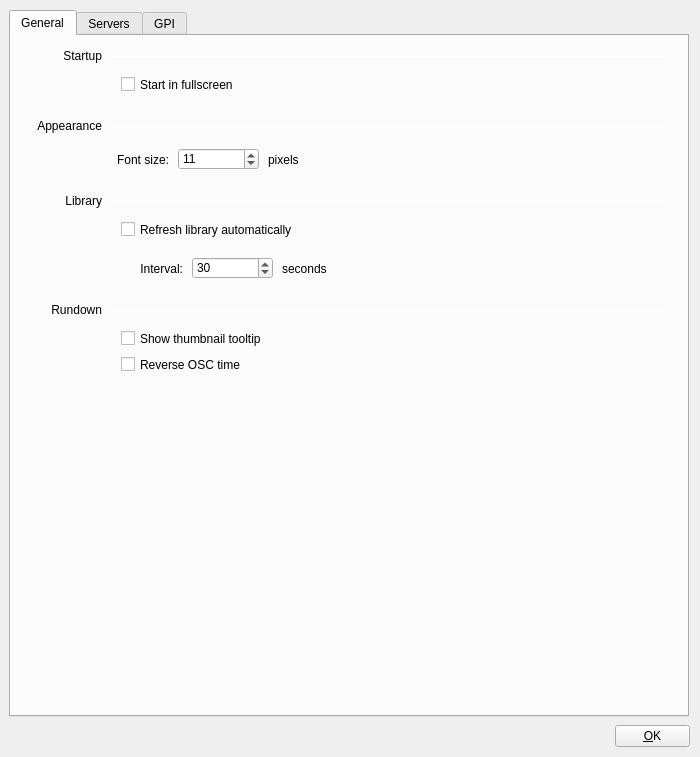
Before: the Qt Designer form src/Widgets/SettingsDialog.ui in CasparCG/client, drawn with Qt 5.
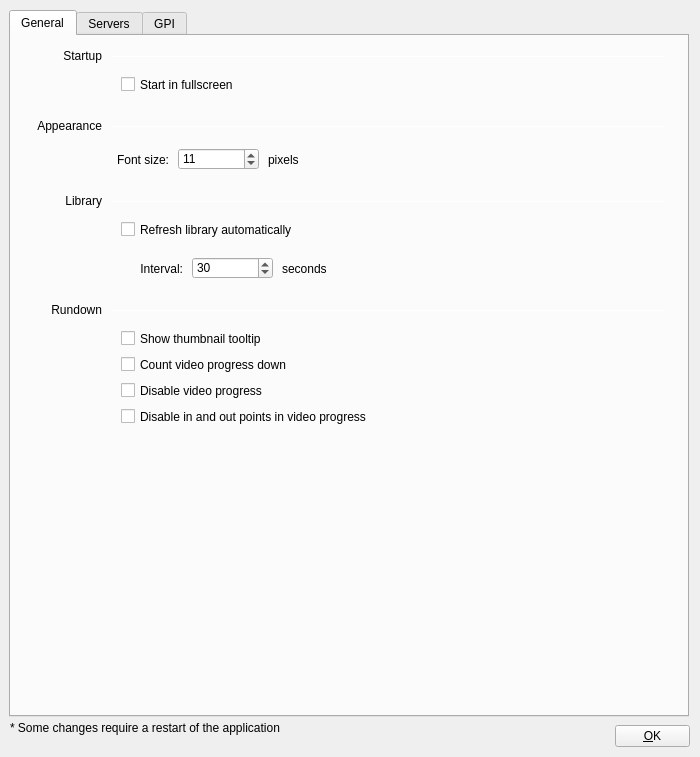
After: the same form once the commit is applied.

Commit message: Disable video progress support.

```diff
--- a/src/Widgets/SettingsDialog.ui
+++ b/src/Widgets/SettingsDialog.ui
@@ -300,6 +300,22 @@
       <rect>
        <x>110</x>
        <y>320</y>
+       <width>201</width>
+       <height>17</height>
+      </rect>
+     </property>
+     <property name="focusPolicy">
+      <enum>Qt::NoFocus</enum>
+     </property>
+     <property name="text">
+      <string>Count video progress down</string>
+     </property>
+    </widget>
+    <widget class="QCheckBox" name="checkBoxDisableVideoProgress">
+     <property name="geometry">
+      <rect>
+       <x>110</x>
+       <y>346</y>
        <width>171</width>
        <height>17</height>
       </rect>
@@ -308,7 +324,23 @@
       <enum>Qt::NoFocus</enum>
      </property>
      <property name="text">
-      <string>Reverse OSC time</string>
+      <string>Disable video progress</string>
+     </property>
+    </widget>
+    <widget class="QCheckBox" name="checkBoxDisableInAndOutPoints">
+     <property name="geometry">
+      <rect>
+       <x>110</x>
+       <y>372</y>
+       <width>291</width>
+       <height>17</height>
+      </rect>
+     </property>
+     <property name="focusPolicy">
+      <enum>Qt::NoFocus</enum>
+     </property>
+     <property name="text">
+      <string>Disable in and out points in video progress</string>
      </property>
     </widget>
    </widget>
@@ -2234,6 +2266,19 @@
     <string>&amp;OK</string>
    </property>
   </widget>
+  <widget class="QLabel" name="labelSettingsInformation">
+   <property name="geometry">
+    <rect>
+     <x>10</x>
+     <y>720</y>
+     <width>591</width>
+     <height>16</height>
+    </rect>
+   </property>
+   <property name="text">
+    <string>* Some changes require a restart of the application</string>
+   </property>
+  </widget>
  </widget>
  <tabstops>
   <tabstop>lineEditSerialPort</tabstop>
```
Left out of the diff: 34 changed lines with no effect on the pictures. The commit also changes 6 other files.
